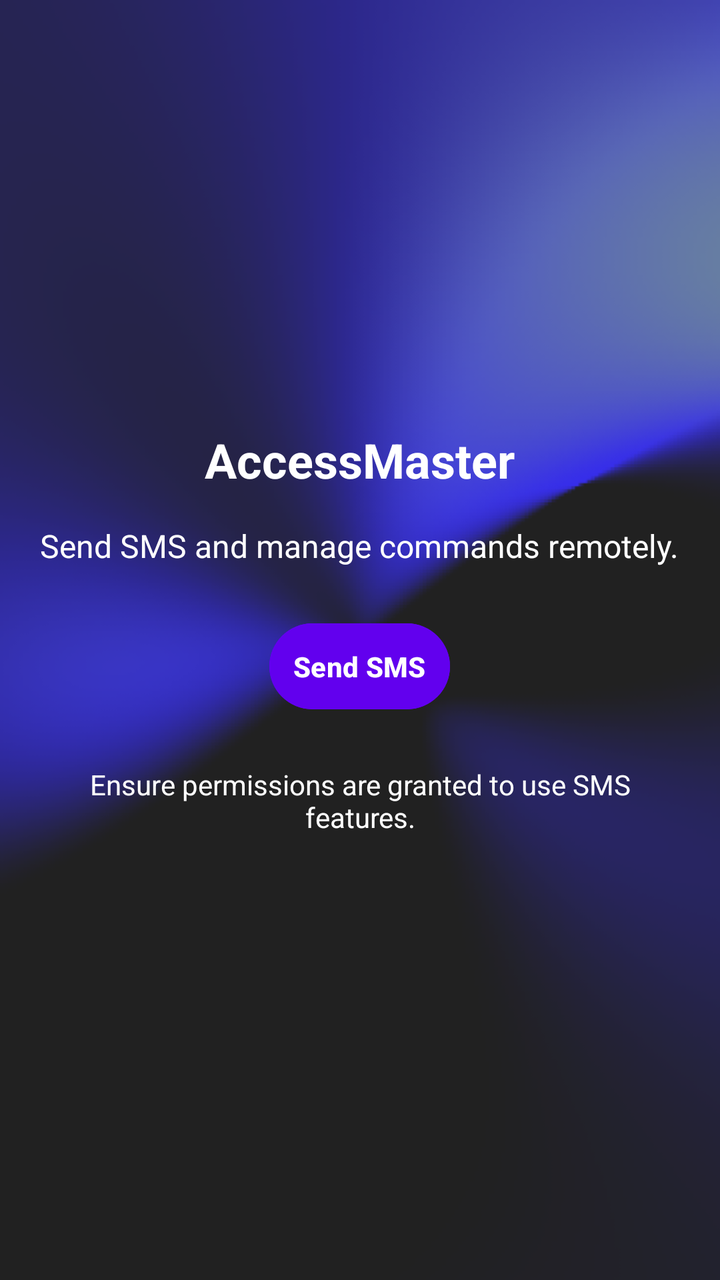
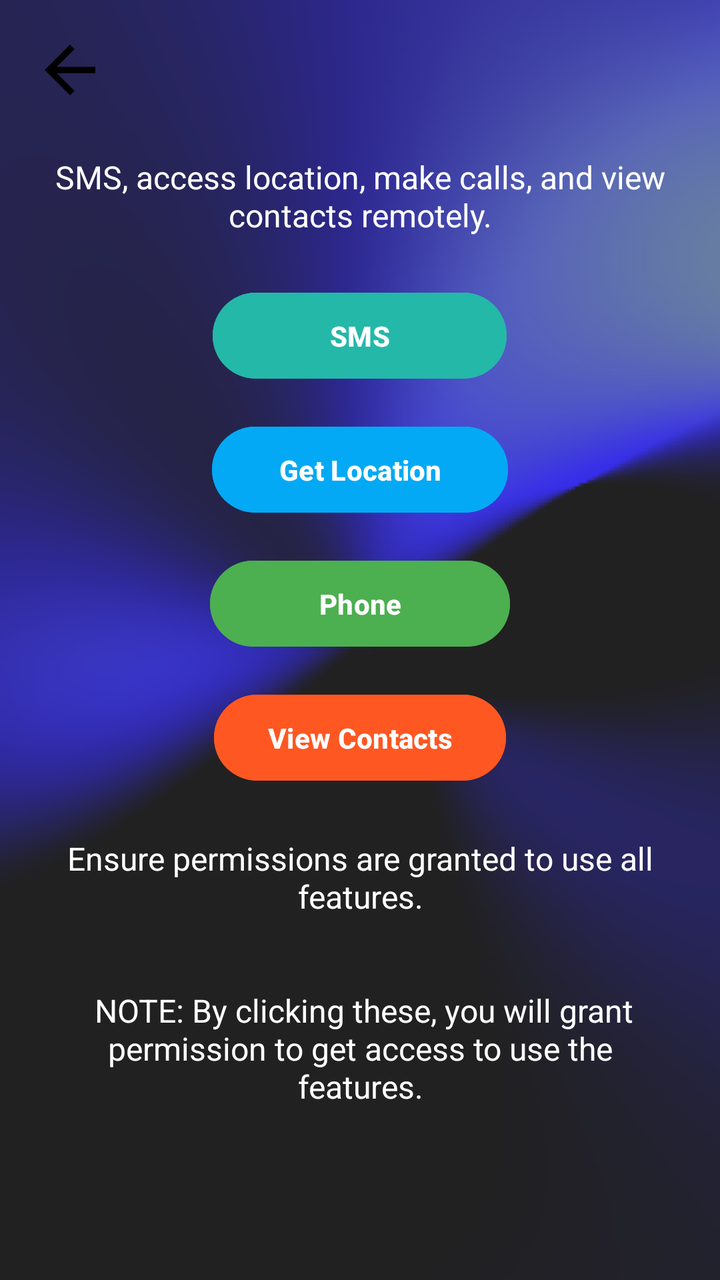

An Android layout rendered at two revisions. The XML below is the earlier revision; the diff shows what the commit changed to produce the second picture.
<!-- AndroidManifest.xml: application theme Theme.AccessMaster -->
<!-- res/layout/grantpermission.xml -->
<?xml version="1.0" encoding="utf-8"?>
<LinearLayout
    xmlns:android="http://schemas.android.com/apk/res/android"
    android:layout_width="match_parent"
    android:layout_height="match_parent"
    android:orientation="vertical"
    android:gravity="center"
    android:padding="16dp"
    android:background="@drawable/back">

    

    

    <TextView
        android:id="@+id/appTitle"
        android:layout_width="wrap_content"
        android:layout_height="wrap_content"
        android:layout_marginBottom="16dp"
        android:gravity="center"
        android:text="AccessMaster"
        android:textColor="@color/white"
        android:textSize="24sp"
        android:textStyle="bold" />

    <TextView
        android:id="@+id/appDescription"
        android:layout_width="wrap_content"
        android:layout_height="wrap_content"
        android:text="Send SMS and manage commands remotely."
        android:textSize="16sp"
        android:textColor="@color/white"
        android:layout_marginBottom="24dp"
        android:gravity="center" />

    
    <Button
        android:id="@+id/btnSendSms"
        android:layout_width="wrap_content"
        android:layout_height="wrap_content"
        android:text="Send SMS"
        android:padding="12dp"
        android:textColor="#FFFFFF"
        android:backgroundTint="#6200EE"
        android:textStyle="bold"
        android:layout_marginBottom="16dp" />

    
    <TextView
        android:id="@+id/infoText"
        android:layout_width="wrap_content"
        android:layout_height="wrap_content"
        android:text="Ensure permissions are granted to use SMS features."
        android:textSize="14sp"
        android:textColor="@color/white"
        android:gravity="center"
        android:padding="8dp" />

</LinearLayout>
<!-- resources referenced by this layout -->
<resources>
  <color name="white">#FFFFFFFF</color>
  <!-- drawable back: png bitmap (drawable, 58696 bytes) -->
  <style name="Theme.AccessMaster" parent="Base.Theme.AccessMaster" />
  <style name="Base.Theme.AccessMaster" parent="Theme.Material3.DayNight.NoActionBar">
          
          
      </style>
</resources>

<!-- the commit's change to res/layout/grantpermission.xml (unified diff, before → after) -->
@@ -1,59 +1,90 @@
 <?xml version="1.0" encoding="utf-8"?>
-<LinearLayout
+<FrameLayout
     xmlns:android="http://schemas.android.com/apk/res/android"
     android:layout_width="match_parent"
     android:layout_height="match_parent"
-    android:orientation="vertical"
-    android:gravity="center"
-    android:padding="16dp"
     android:background="@drawable/back">
 
     
+    <ImageView
+        android:id="@+id/backarrow"
+        android:layout_width="38dp"
+        android:layout_height="38dp"
+        android:layout_margin="16dp"
+        android:src="@drawable/barrow"
+        android:layout_gravity="start|top" />
 
-    
+    <LinearLayout
+        android:layout_width="match_parent"
+        android:layout_height="match_parent"
+        android:orientation="vertical"
+        android:gravity="center"
+        android:padding="16dp">
 
-    <TextView
-        android:id="@+id/appTitle"
-        android:layout_width="wrap_content"
-        android:layout_height="wrap_content"
-        android:layout_marginBottom="16dp"
-        android:gravity="center"
-        android:text="AccessMaster"
-        android:textColor="@color/white"
-        android:textSize="24sp"
-        android:textStyle="bold" />
+        <TextView
+            android:id="@+id/appDescription"
+            android:layout_width="wrap_content"
+            android:layout_height="wrap_content"
+            android:layout_marginBottom="24dp"
+            android:gravity="center"
+            android:text="SMS, access location, make calls, and view contacts remotely."
+            android:textColor="@color/white"
+            android:textSize="16sp" />
 
-    <TextView
-        android:id="@+id/appDescription"
-        android:layout_width="wrap_content"
-        android:layout_height="wrap_content"
-        android:text="Send SMS and manage commands remotely."
-        android:textSize="16sp"
-        android:textColor="@color/white"
-        android:layout_marginBottom="24dp"
-        android:gravity="center" />
+        <Button
+            android:id="@+id/btnSms"
+            android:layout_width="147dp"
+            android:layout_height="wrap_content"
+            android:layout_marginBottom="16dp"
+            android:backgroundTint="#24B8A9"
+            android:padding="12dp"
+            android:text="SMS"
+            android:textColor="#FFFFFF"
+            android:textStyle="bold" />
 
-    
-    <Button
-        android:id="@+id/btnSendSms"
-        android:layout_width="wrap_content"
-        android:layout_height="wrap_content"
-        android:text="Send SMS"
-        android:padding="12dp"
-        android:textColor="#FFFFFF"
-        android:backgroundTint="#6200EE"
-        android:textStyle="bold"
-        android:layout_marginBottom="16dp" />
+        <Button
+            android:id="@+id/btnGetLocation"
+            android:layout_width="148dp"
+            android:layout_height="wrap_content"
+            android:layout_marginBottom="16dp"
+            android:backgroundTint="#03A9F4"
+            android:padding="12dp"
+            android:text="Get Location"
+            android:textColor="#FFFFFF"
+            android:textStyle="bold" />
 
-    
-    <TextView
-        android:id="@+id/infoText"
-        android:layout_width="wrap_content"
-        android:layout_height="wrap_content"
-        android:text="Ensure permissions are granted to use SMS features."
-        android:textSize="14sp"
-        android:textColor="@color/white"
-        android:gravity="center"
-        android:padding="8dp" />
+        <Button
+            android:id="@+id/btnPhoneState"
+            android:layout_width="150dp"
+            android:layout_height="wrap_content"
+            android:layout_marginBottom="16dp"
+            android:backgroundTint="#4CAF50"
+            android:padding="12dp"
+            android:text="Phone"
+            android:textColor="#FFFFFF"
+            android:textStyle="bold" />
 
-</LinearLayout>
+        <Button
+            android:id="@+id/btnViewContacts"
+            android:layout_width="146dp"
+            android:layout_height="wrap_content"
+            android:layout_marginBottom="16dp"
+            android:backgroundTint="#FF5722"
+            android:padding="12dp"
+            android:text="View Contacts"
+            android:textColor="#FFFFFF"
+            android:textStyle="bold" />
+
+        <TextView
+            android:id="@+id/infoText"
+            android:layout_width="wrap_content"
+            android:layout_height="wrap_content"
+            android:gravity="center"
+            android:padding="8dp"
+            android:text="Ensure permissions are granted to use all features.\n\n\n NOTE: By clicking these, you will grant permission to get access to use the features."
+            android:textColor="@color/white"
+            android:textSize="16sp" />
+
+    </LinearLayout>
+
+</FrameLayout>
<!-- resource entries referenced after the edit -->
@@ -2,6 +2,12 @@
 <resources>
   <color name="white">#FFFFFFFF</color>
   <!-- drawable back: png bitmap (drawable, 58696 bytes) -->
+  <!-- drawable barrow (drawable) -->
+  <vector xmlns:android="http://schemas.android.com/apk/res/android" android:autoMirrored="true" android:height="24dp" android:tint="#000000" android:viewportHeight="24" android:viewportWidth="24" android:width="24dp">
+  
+      <path android:fillColor="@android:color/white" android:pathData="M20,11H7.83l5.59,-5.59L12,4l-8,8 8,8 1.41,-1.41L7.83,13H20v-2z"/>
+  
+  </vector>
   <style name="Theme.AccessMaster" parent="Base.Theme.AccessMaster" />
   <style name="Base.Theme.AccessMaster" parent="Theme.Material3.DayNight.NoActionBar">
           
